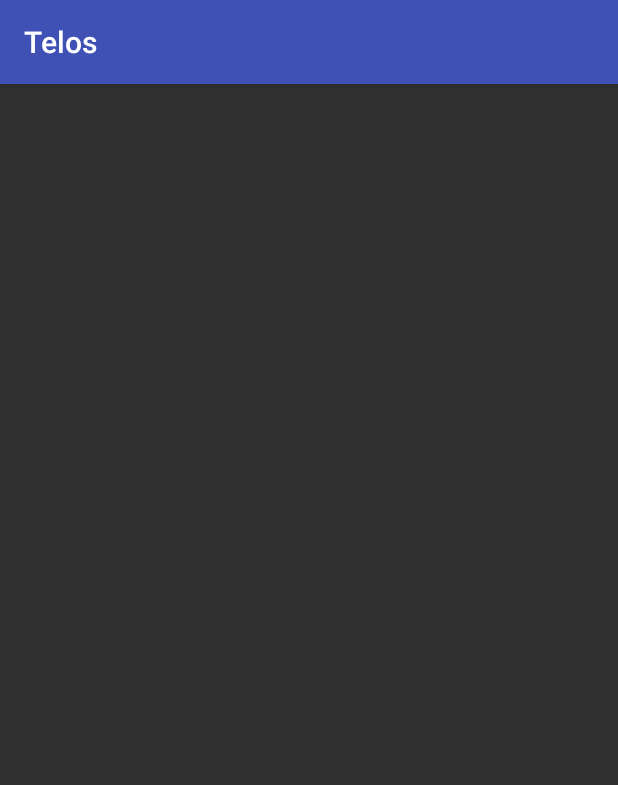
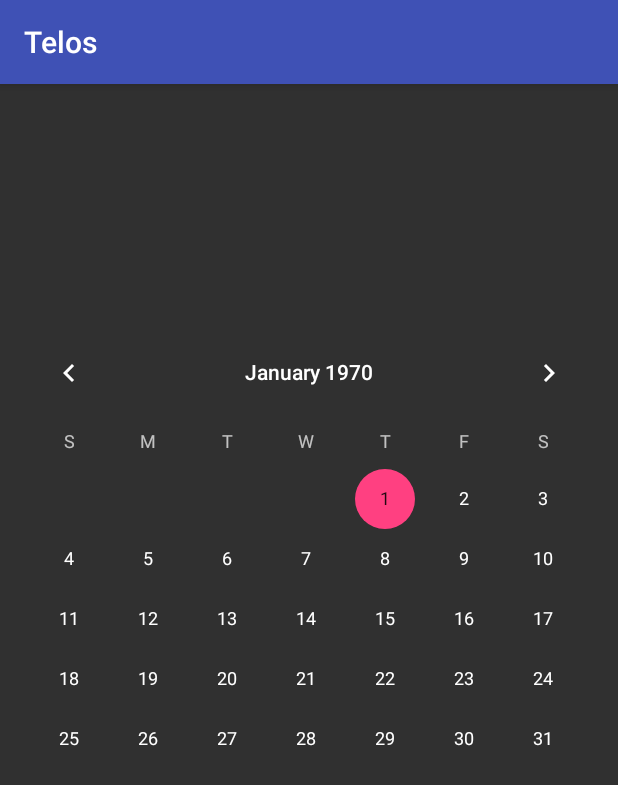
Before and after one commit to cpe305Spring17/spring2017-project-cdushana, an Android app: the DetailActivity screen opened directly, with no data from a screen before it, on a phone screen of 412 x 824 dp. Shown: the top 785 px of the screen. Run offline under Robolectric (Android 15) with nearby library versions, the light colour scheme and no system bars; 5 statements that could not run were skipped.

Commit message:
Added detail activity view

```diff
--- a/app/src/main/java/com/telos/christianaushana/telos/DetailActivity.java
+++ b/app/src/main/java/com/telos/christianaushana/telos/DetailActivity.java
@@ -1,10 +1,34 @@
 package com.telos.christianaushana.telos;
 
+import android.content.Intent;
+import android.os.Bundle;
+import android.support.annotation.Nullable;
 import android.support.v7.app.AppCompatActivity;
+import android.widget.TextView;
 
 /**
  * Created by christianaushana on 5/18/17.
  */
 
 public class DetailActivity extends AppCompatActivity {
+  private int position;
+
+  @Override
+  protected void onCreate(@Nullable Bundle savedInstanceState) {
+    super.onCreate(savedInstanceState);
+    setContentView(R.layout.activity_details);
+
+    Intent intent = getIntent();
+    position = intent.getIntExtra("DATA_POSITION_INTENT", 1);
+    final Goal goal = MainActivity.list.get(position);
+
+    TextView tName = (TextView) findViewById(R.id.name);
+    tName.setText(goal.getName());
+    TextView tQuestion = (TextView) findViewById(R.id.question);
+    tQuestion.setText(goal.getQuestion());
+    TextView tReminder = (TextView) findViewById(R.id.reminder);
+    tReminder.setText(goal.getReminderOption());
+    TextView tRepeat = (TextView) findViewById(R.id.repeat);
+    tRepeat.setText(goal.getRepeatOption());
+  }
 }
--- a/app/src/main/java/com/telos/christianaushana/telos/RecycleAdapter.java
+++ b/app/src/main/java/com/telos/christianaushana/telos/RecycleAdapter.java
@@ -41,6 +41,10 @@ public class RecycleAdapter extends RecyclerView.Adapter<RecycleViewHolder> {
 
   @Override
   public int getItemCount() {
-    return list.size();
+    if (list != null) {
+      return list.size();
+    }
+    else
+      return 0;
   }
 }
--- /dev/null
+++ b/app/src/main/res/layout/activity_details.xml
@@ -0,0 +1,37 @@
+<?xml version="1.0" encoding="utf-8"?>
+<LinearLayout xmlns:android="http://schemas.android.com/apk/res/android"
+              android:layout_width="match_parent"
+              android:layout_height="wrap_content"
+              android:orientation="vertical">
+
+    <TextView
+        android:id="@+id/name"
+        android:layout_width="wrap_content"
+        android:layout_height="wrap_content"
+        android:textSize="25dp"/>
+
+    <TextView
+        android:id="@+id/question"
+        android:layout_width="wrap_content"
+        android:layout_height="wrap_content"
+        android:textSize="25dp"/>
+
+    <TextView
+        android:id="@+id/reminder"
+        android:layout_width="wrap_content"
+        android:layout_height="wrap_content"
+        android:textSize="25dp"/>
+
+    <TextView
+        android:id="@+id/repeat"
+        android:layout_width="wrap_content"
+        android:layout_height="wrap_content"
+        android:textSize="25dp"/>
+
+    <CalendarView
+        android:id="@+id/calendarView"
+        android:layout_width="match_parent"
+        android:layout_height="wrap_content"
+        android:paddingTop="20dp"/>
+
+</LinearLayout>
```
Also changed, not shown: app/src/main/java/com/telos/christianaushana/telos/AddGoal.java (+6 -3 lines), app/src/main/java/com/telos/christianaushana/telos/DataManager.java (+29 -27 lines), app/src/main/java/com/telos/christianaushana/telos/MainActivity.java (+16 -3 lines), app/src/main/java/com/telos/christianaushana/telos/RecycleViewHolder.java (+5 -2 lines), app/src/main/res/layout/item_todo.xml (deleted, +0 -24 lines), app/src/main/res/layout/list_entry.xml (+13 -14 lines).
